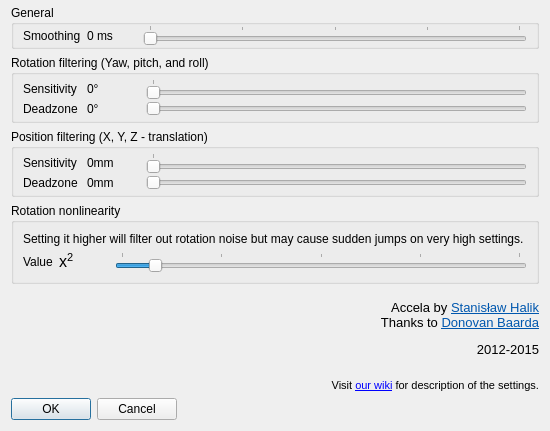
Qt form filter-accela/ftnoir_accela_filtercontrols.ui (opentrack/opentrack) before a commit.
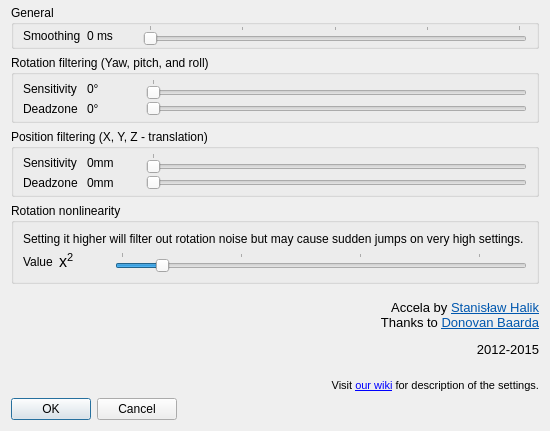
The same form after that commit. Icons and pictures are not drawn.

Commit message:
filter/accela: make nonlinearity actually useful
It needs to go further than the very beginning.

Diff of the .ui file:
```diff
--- a/filter-accela/ftnoir_accela_filtercontrols.ui
+++ b/filter-accela/ftnoir_accela_filtercontrols.ui
@@ -416,7 +416,7 @@
             <number>0</number>
            </property>
            <property name="maximum">
-            <number>12</number>
+            <number>10</number>
            </property>
            <property name="pageStep">
             <number>2</number>
```
The commit also changes 1 other file.
